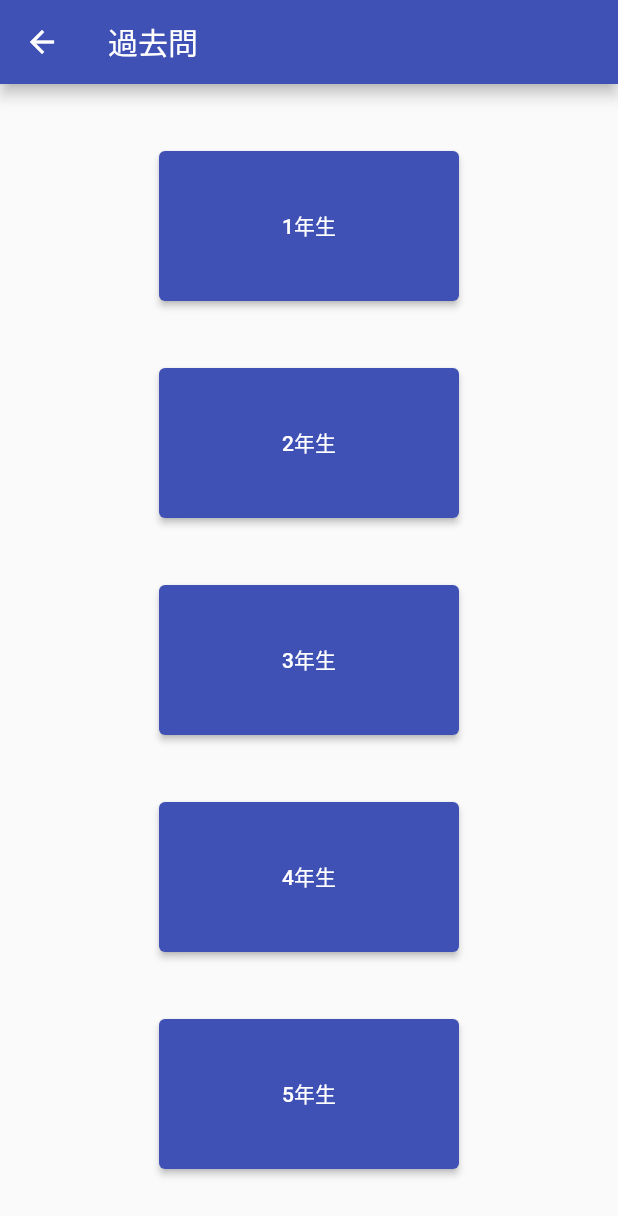
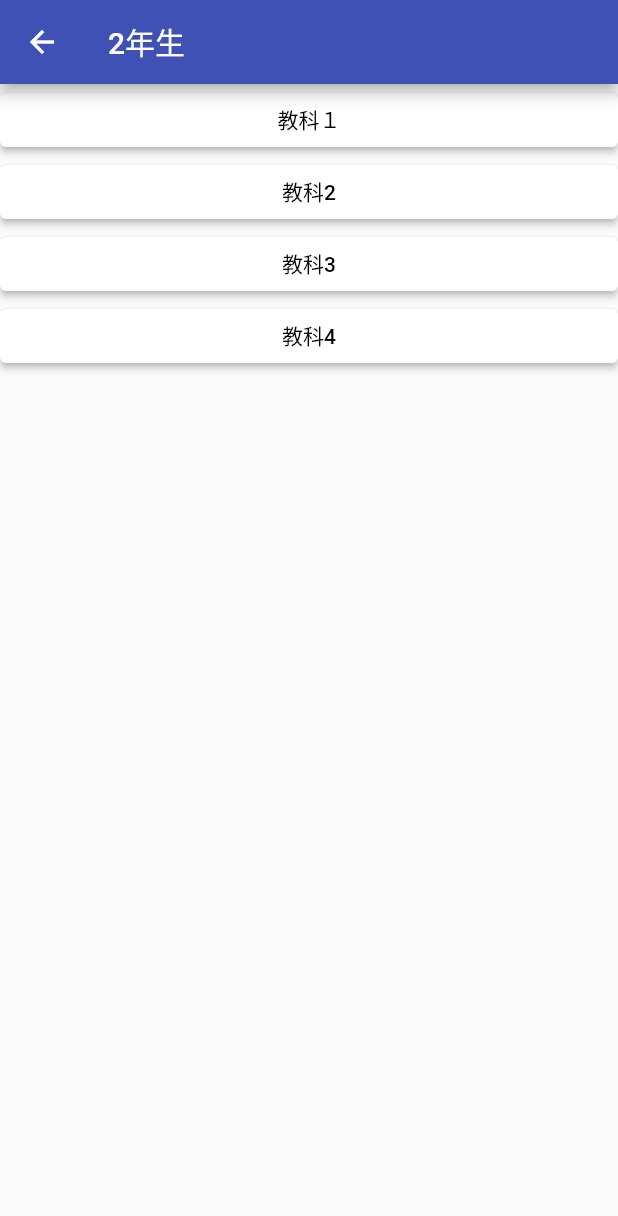
Before and after one commit to puni-pro/kousen_tuyama_share, a Flutter app: the PastPaper screen opened directly, after a tap on "2年生", on a phone screen of 412 x 824 dp. Shown: the top 1216 px of the screen. Run offline on Flutter 3.47's test engine with Material 2 defaults, Android fonts, the phone set to English and light mode, and no system bars; our stand-ins replace share.

Commit message:
third commit

```diff
--- /dev/null
+++ b/lib/paper.dart
@@ -0,0 +1,46 @@
+
+import 'package:flutter/material.dart';
+
+// ignore: must_be_immutable
+class Paper extends StatelessWidget{
+  Paper(this.year, {Key? key}) : super(key: key);
+  String year;
+
+
+  //SQl
+  List<String> items = ["教科１","教科2","教科3","教科4"];
+
+  @override
+  Widget build(BuildContext context) {
+    // UIの部分はここに書く。
+    return Scaffold(
+      appBar:AppBar(
+        title: Text(year),
+      ),
+      body:ListView.builder(
+        itemCount: items.length,
+        itemBuilder: (context, index) {
+          return SizedBox(
+            child: ElevatedButton(
+
+              child: Text(
+                items[index],
+                style: const TextStyle(
+                  color: Colors.black,
+                ),),
+              onPressed: (){
+
+              },
+              style: ElevatedButton.styleFrom(
+                primary: Colors.white, //ボタンの背景色
+              ),
+
+            ),
+          );
+        },
+      ),
+
+    );
+  }
+
+}
--- a/lib/pastpaper.dart
+++ b/lib/pastpaper.dart
@@ -1,7 +1,16 @@
 import 'package:flutter/material.dart';
+import 'package:kousen_tuyama_share/paper.dart';
 
-class PastPaper extends StatelessWidget {
+class PastPaper extends StatefulWidget {
+
   const PastPaper({Key? key}) : super(key: key);
+
+  @override
+  State<PastPaper> createState() => _PastPaperState();
+}
+
+class _PastPaperState extends State<PastPaper> {
+  var years = ["1年生","2年生","3年生","4年生","5年生"];
 
   @override
   Widget build(BuildContext context) {
@@ -18,10 +27,14 @@ class PastPaper extends StatelessWidget {
                 height: 100, //高さ
                 child: ElevatedButton(
                   onPressed: () {
-
+                    Navigator.push(
+                      context,
+                      MaterialPageRoute(
+                        builder: (context) => Paper(years[0]),
+                      ),);
 
                   },
-                  child: const Text('1年生'),
+                  child: Text(years[0]),
                 ),
               ),
               const Spacer(flex: 1),
@@ -30,9 +43,13 @@ class PastPaper extends StatelessWidget {
                 height: 100, //高さ
                 child: ElevatedButton(
                   onPressed: () {
-
+                    Navigator.push(
+                      context,
+                      MaterialPageRoute(
+                        builder: (context) => Paper(years[1]),
+                      ),);
                   },
-                  child: const Text('2年生'),
+                  child: Text(years[1]),
                 ),
               ),
               const Spacer(flex: 1),
@@ -41,10 +58,15 @@ class PastPaper extends StatelessWidget {
                 height: 100, //高さ
                 child: ElevatedButton(
                   onPressed: () {
+                    Navigator.push(
+                      context,
+                      MaterialPageRoute(
+                        builder: (context) => Paper(years[2]),
+                      ),);
 
 
                   },
-                  child: const Text('3年生'),
+                  child: Text(years[2]),
                 ),
               ),
               const Spacer(flex: 1),
@@ -53,10 +75,14 @@ class PastPaper extends StatelessWidget {
                 height: 100, //高さ
                 child: ElevatedButton(
                   onPressed: () {
-
+                    Navigator.push(
+                      context,
+                      MaterialPageRoute(
+                        builder: (context) => Paper(years[3]),
+                      ),);
 
                   },
-                  child: const Text('4年生'),
+                  child: Text(years[3]),
                 ),
               ),
               const Spacer(flex: 1),
@@ -65,9 +91,14 @@ class PastPaper extends StatelessWidget {
                 height: 100, //高さ
                 child: ElevatedButton(
                   onPressed: () {
+                    Navigator.push(
+                      context,
+                      MaterialPageRoute(
+                        builder: (context) => Paper(years[4]),
+                      ),);
 
                   },
-                  child: const Text('5年生'),
+                  child: Text(years[4]),
                 ),
               ),
               const Spacer(flex: 1),
```
Also changed, not shown: lib/d.dart (+9 -1 lines), lib/s.dart (+31 -14 lines), lib/star.dart (added, +41 -0 lines).
